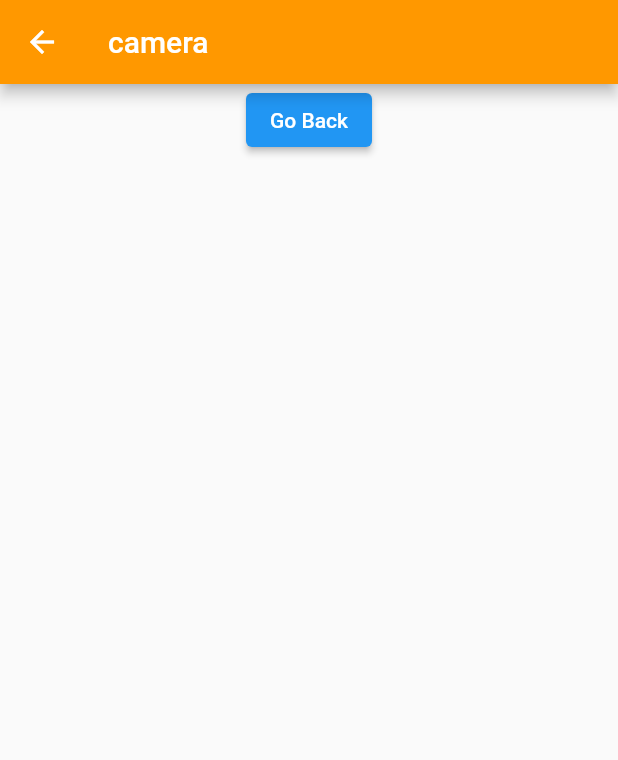
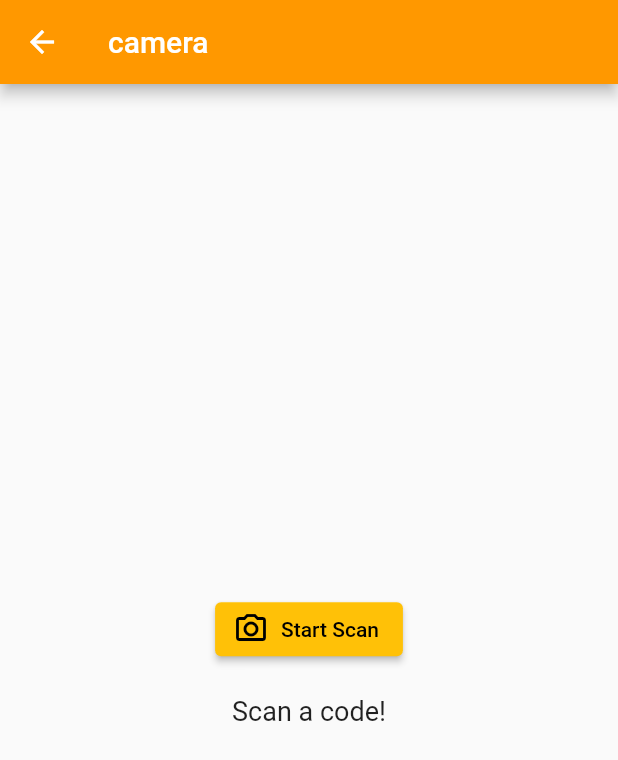
Before and after one commit to jasoninirio/Software-Miniproject, a Flutter app: the CameraPage screen opened by its route, on a phone screen of 412 x 824 dp. Shown: the top 760 px of the screen. Run offline on Flutter 3.47's test engine with Material 2 defaults, Android fonts, the phone set to English and light mode, and no system bars; missing offline and left inert: flutter_barcode_scanner.

Commit message:
Adding the barcode scanner
replaces the previous addition of the basic camera plugin

```diff
--- a/healthi_app/lib/main.dart
+++ b/healthi_app/lib/main.dart
@@ -1,5 +1,9 @@
 // import 'dart:js'
+// import 'dart:html';
+
 import 'package:flutter/material.dart';
+import 'package:flutter/services.dart';
+import 'package:flutter_barcode_scanner/flutter_barcode_scanner.dart';
 
 void main() {
   runApp(MaterialApp(
@@ -45,8 +49,15 @@ class HomePage extends StatelessWidget {
   }
 }
 
+class CameraPage extends StatefulWidget {
+  @override
+  _CameraPageState createState() => _CameraPageState();
+}
+
 // Camera Page - hosts the camera and a search bar to add food items to User's food tracker
-class CameraPage extends StatelessWidget {
+class _CameraPageState extends State<CameraPage> {
+  String? scanResult;
+
   @override
   Widget build(BuildContext context) {
     return Scaffold(
@@ -56,17 +67,46 @@ class CameraPage extends StatelessWidget {
       ),
       body: Center(
         child: Column(
+          mainAxisAlignment: MainAxisAlignment.center,
           children: <Widget>[
+            ElevatedButton.icon(
+              style: ElevatedButton.styleFrom(
+                  primary: Colors.amber, onPrimary: Colors.black),
+              icon: Icon(Icons.camera_alt_outlined),
+              label: Text('Start Scan'),
+              onPressed: scanBarcode,
+            ),
+            SizedBox(height: 20),
+            Text(
+              scanResult == null ? 'Scan a code!' : 'Scan result: $scanResult',
+              style: TextStyle(fontSize: 18),
+            )
             // Back Button
-            ElevatedButton(
-                onPressed: () {
-                  Navigator.pop(context);
-                },
-                child: Text('Go Back')),
+            // ElevatedButton(
+            //     onPressed: () {
+            //       Navigator.pop(context);
+            //     },
+            //     child: Text('Go Back')
+            // ),
           ],
         ),
       ),
     );
+  }
+
+  Future scanBarcode() async {
+    String scanResult;
+
+    try {
+      scanResult = await FlutterBarcodeScanner.scanBarcode(
+          "#ff6666", "Cancel", true, ScanMode.BARCODE);
+    } on PlatformException {
+      scanResult = 'Failed to get platform version.';
+    }
+
+    if (!mounted) return;
+
+    setState(() => this.scanResult = scanResult);
   }
 }
 
--- a/healthi_app/pubspec.yaml
+++ b/healthi_app/pubspec.yaml
@@ -23,6 +23,12 @@ environment:
 dependencies:
   flutter:
     sdk: flutter
+  camera:
+  path_provider:
+  path:
+  barcode_scanner: ^1.0.0
+  barcode_widget: ^2.0.1
+  flutter_barcode_scanner: ^2.0.0
 
 
   # The following adds the Cupertino Icons font to your application.
```
Also changed, not shown: healthi_app/pubspec.lock, 2 other files.
